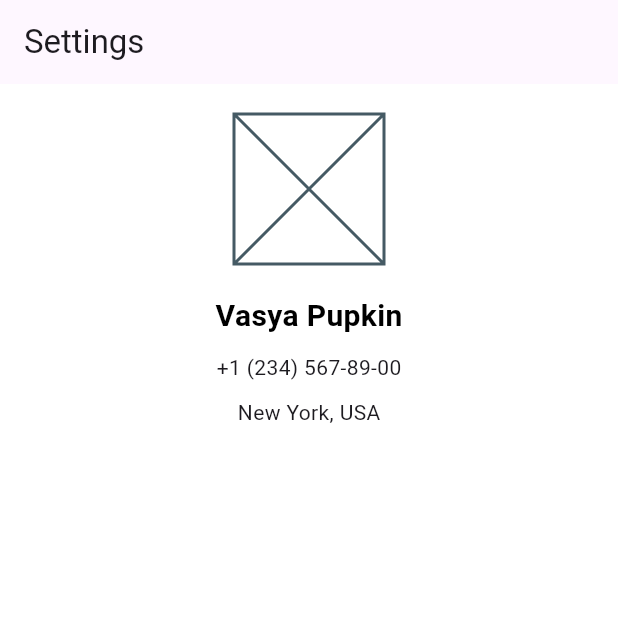
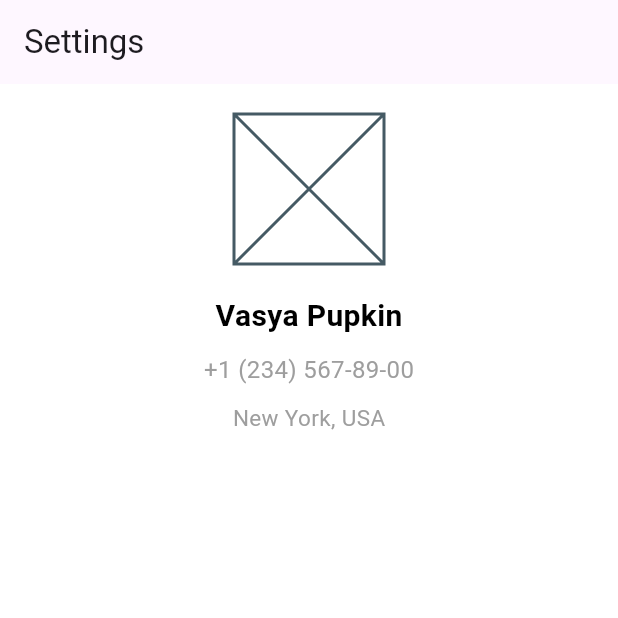
Before and after one commit to TheBaytur/baza, a Flutter app: the screen it shows after launch, on a phone screen of 412 x 824 dp, the top half of it. Run offline on Flutter 3.47's test engine with Material 3 defaults, Android fonts, the phone set to English and light mode, and no system bars.

Commit message:
Styles added

```diff
--- a/lib/widgets/user_profile.dart
+++ b/lib/widgets/user_profile.dart
@@ -36,7 +36,10 @@ class _UserAddressWidget extends StatelessWidget {
 
   @override
   Widget build(BuildContext context) {
-    return Text('New York, USA');
+    return Text(
+      'New York, USA',
+      style: TextStyle(color: Colors.grey, fontSize: 15),
+    );
   }
 }
 
@@ -45,7 +48,10 @@ class _UserPhoneWidget extends StatelessWidget {
 
   @override
   Widget build(BuildContext context) {
-    return Text('+1 (234) 567-89-00');
+    return Text(
+      '+1 (234) 567-89-00',
+      style: TextStyle(color: Colors.grey, fontSize: 16),
+    );
   }
 }
 
```
